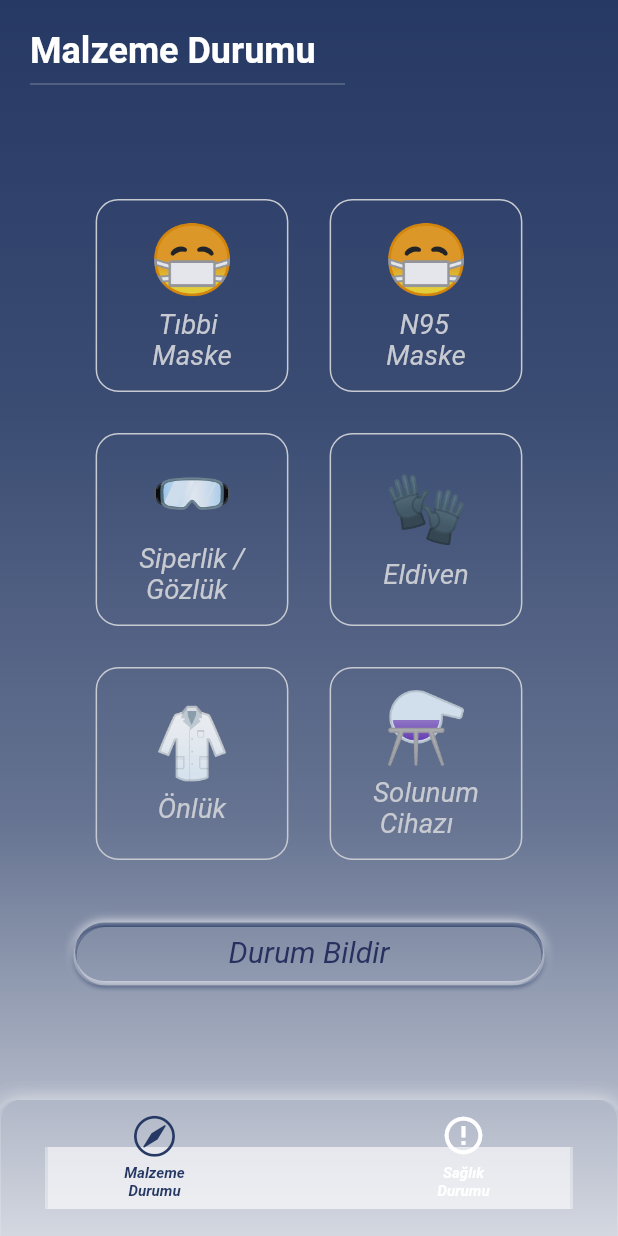
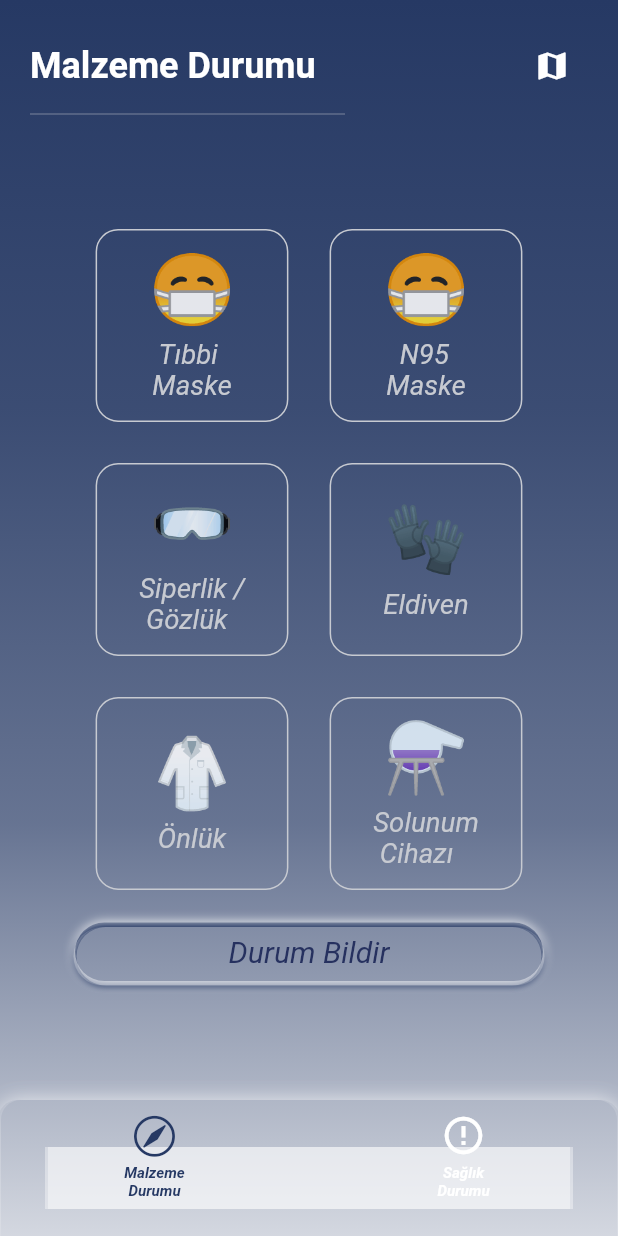
Before and after one commit to CrossPlatformers/pinemoji, a Flutter app: the BottomNavigation screen opened directly, on a phone screen of 412 x 824 dp. Run offline on Flutter 3.47's test engine with Material 2 defaults, Android fonts, the light colour scheme and no system bars; our stand-ins replace device_preview, google_maps_flutter; missing offline and left inert: google_maps_webservice.

Commit message:
map added

```diff
--- a/lib/pages/bottom-navigation.dart
+++ b/lib/pages/bottom-navigation.dart
@@ -1,4 +1,5 @@
 import 'package:flutter/material.dart';
+import 'package:pinemoji/repositories/map_repository.dart';
 import 'package:pinemoji/shared/noti_icons_icons.dart';
 import 'package:pinemoji/widgets/bottom.navi.bar.dart';
 
@@ -24,6 +25,8 @@ class _BottomNavigationState extends State<BottomNavigation> {
   void initState() {
     super.initState();
     _pageController = PageController();
+
+    MapRepository.init();
   }
 
   @override
--- a/lib/pages/material.dart
+++ b/lib/pages/material.dart
@@ -1,4 +1,5 @@
 import 'package:flutter/material.dart';
+import 'package:pinemoji/widgets/map_sample.dart';
 import 'package:pinemoji/widgets/material-widget.dart';
 import 'package:pinemoji/widgets/outcome-button.dart';
 
@@ -14,14 +15,30 @@ class MaterialStatus extends StatelessWidget {
         crossAxisAlignment: CrossAxisAlignment.start,
         children: <Widget>[
           Padding(
-            padding: const EdgeInsets.only(left: 20, top: 20),
-            child: Text(
+            padding: const EdgeInsets.only(left: 20, top: 20, right: 20),
+            child: Row(
+              mainAxisSize: MainAxisSize.max,
+              mainAxisAlignment: MainAxisAlignment.spaceBetween,
+              crossAxisAlignment: CrossAxisAlignment.center,
+              children: <Widget>[
+                Text(
                   "Malzeme Durumu",
                   style: TextStyle(
                     fontWeight: FontWeight.bold,
                     fontSize: 24,
                     color: Theme.of(context).primaryColorLight,
                   ),
+                ),
+                IconButton(
+                  icon: Icon(Icons.map),
+                  onPressed: () {
+                    Navigator.push(context,
+                        MaterialPageRoute(builder: (context) {
+                      return MapSample();
+                    }));
+                  },
+                )
+              ],
             ),
           ),
           Padding(
--- a/lib/repositories/map_repository.dart
+++ b/lib/repositories/map_repository.dart
@@ -1,11 +1,23 @@
+import 'dart:typed_data';
+import 'dart:ui' as ui;
+
+import 'package:flutter/services.dart';
 import 'package:google_maps_flutter/google_maps_flutter.dart';
 import 'package:google_maps_webservice/places.dart';
+
+enum MarkerType { red, yellow, blue }
 
 class MapRepository {
   static final GoogleMapsPlaces places =
       GoogleMapsPlaces(apiKey: 'AIzaSyCl9rJExNnfjE4Qd3AcZ5ONJYEpfah1GTg');
 
   static Set<Marker> markers = {};
+
+  static BitmapDescriptor yellow;
+
+  static BitmapDescriptor blue;
+
+  static BitmapDescriptor red;
 
   MapRepository();
 
@@ -40,16 +52,76 @@ class MapRepository {
     return listOfPlaceDetails;
   }
 
-  static addMarker(PlaceDetails placeDetails) {
-    markers.add(
-      Marker(
-        markerId: MarkerId(
-          placeDetails.placeId,
-        ),
-        position: getLatLngFromPlaceDetails(
-          placeDetails,
-        ),
+  static init() async {
+    red = BitmapDescriptor.fromBytes(await getBytesFromAsset(
+      getAssetName(MarkerType.red),
+    ));
+    yellow = BitmapDescriptor.fromBytes(await getBytesFromAsset(
+      getAssetName(MarkerType.yellow),
+    ));
+    blue = BitmapDescriptor.fromBytes(await getBytesFromAsset(
+      getAssetName(MarkerType.blue),
+    ));
+  }
+
+  static Future<Uint8List> getBytesFromAsset(String path,
+      {int width = 96}) async {
+    ByteData data = await rootBundle.load(path);
+    ui.Codec codec = await ui.instantiateImageCodec(data.buffer.asUint8List(),
+        targetWidth: width);
+    ui.FrameInfo fi = await codec.getNextFrame();
+    return (await fi.image.toByteData(format: ui.ImageByteFormat.png))
+        .buffer
+        .asUint8List();
+  }
+
+  static Marker prepareMarker(PlaceDetails placeDetails,
+      {MarkerType markerType = MarkerType.blue}) {
+    return Marker(
+      markerId: MarkerId(
+        placeDetails.placeId,
       ),
+      position: getLatLngFromPlaceDetails(
+        placeDetails,
+      ),
+      icon: getMarkerIcon(markerType),
     );
   }
+
+  static addMarker(PlaceDetails placeDetails,
+      {MarkerType markerType = MarkerType.blue}) async {
+    markers.add(prepareMarker(
+      placeDetails,
+      markerType: markerType,
+    ));
+  }
+
+  updateMarker(MarkerId markerId, {MarkerType markerType = MarkerType.red}) {
+    Marker marker = markers
+        .firstWhere((element) => element.markerId.value == markerId.value);
+  }
+
+  static String getAssetName(MarkerType markerType) {
+    if (markerType == MarkerType.red) {
+      return 'assets/pins/red.png';
+    } else if (markerType == MarkerType.yellow) {
+      return 'assets/pins/yellow.png';
+    } else if (markerType == MarkerType.blue) {
+      return 'assets/pins/blue.png';
+    } else {
+      return 'assets/pins/blue.png';
+    }
+  }
+
+  static BitmapDescriptor getMarkerIcon(MarkerType markerType) {
+    if (markerType == MarkerType.red) {
+      return red;
+    } else if (markerType == MarkerType.yellow) {
+      return yellow;
+    } else if (markerType == MarkerType.blue) {
+      return blue;
+    } else {
+      return red;
+    }
+  }
 }
--- a/pubspec.yaml
+++ b/pubspec.yaml
@@ -47,6 +47,8 @@ flutter:
   # To add assets to your application, add an assets section, like this:
   assets:
     - assets/
+    - assets/pins/
+    - assets/map_style/
   #   - images/a_dot_burr.jpeg
   #   - images/a_dot_ham.jpeg
 
```
Also changed, not shown: assets/map_style/night.json (added, +230 -0 lines), assets/map_style/sliver.json (added, +229 -0 lines), lib/widgets/map_sample.dart (+44 -7 lines), lib/widgets/search_bar.dart (added, +60 -0 lines), assets/pins/blue.png (added), assets/pins/red.png (added), assets/pins/yellow.png (added). Lines whose indentation alone changed are shown as unchanged.
